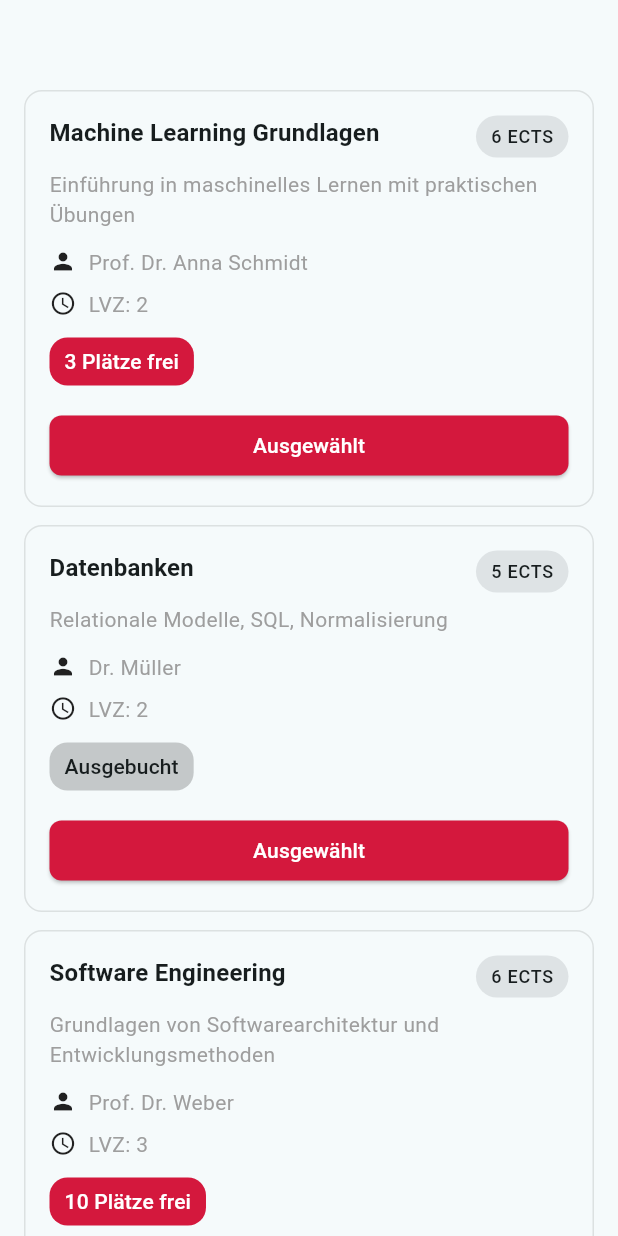
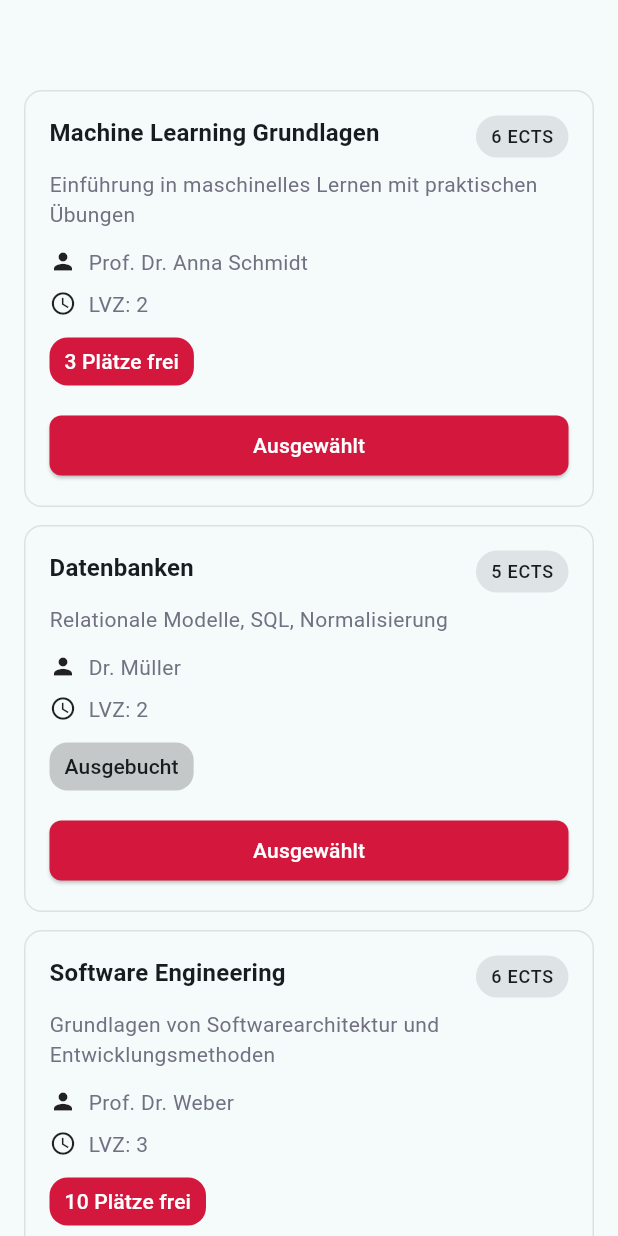
Before and after one commit to PhillipSteph/WaPfAu, a Flutter app: the screen it shows after launch, after a tap on "Auswahl bearbeiten", on a phone screen of 412 x 824 dp. Run offline on Flutter 3.47's test engine with Material 3 defaults, Android fonts, the phone set to English and light mode, and no system bars; accounts and stored records are empty.

Commit message:
text color changed to other grey

```diff
--- a/lib/widgets/card.dart
+++ b/lib/widgets/card.dart
@@ -71,7 +71,7 @@ class CourseCard extends StatelessWidget {
               softWrap: true,
               overflow: TextOverflow.visible,
               style: theme.textTheme.bodyMedium?.copyWith(
-                color: Colors.grey,
+                color: Color(0xFF717182),
               ),
             ),
             const SizedBox(height: 12),
@@ -86,7 +86,7 @@ class CourseCard extends StatelessWidget {
                     softWrap: true,
                     overflow: TextOverflow.visible,
                     style: TextStyle(
-                      color: Colors.grey
+                      color: Color(0xFF717182),
                     ),
                   ),
                 ),
@@ -102,7 +102,7 @@ class CourseCard extends StatelessWidget {
                   child: Text('LVZ: ${course.lvz}',
                     softWrap: true, overflow: TextOverflow.visible,
                     style: TextStyle(
-                        color: Colors.grey
+                      color: Color(0xFF717182),
                     ),
                   ),
 
@@ -151,10 +151,6 @@ class CourseCard extends StatelessWidget {
                   // pressed state should be red
                   backgroundColor:
                   WidgetStateProperty.resolveWith<Color>((states) {
-                    if (states.contains(WidgetState.pressed) && !canBeChosen ) {
-                      //return Colors.red.shade700;
-                      return const Color(0xFF000000);
-                    }
                     return normalBg;
                   }),
                 ),
```
